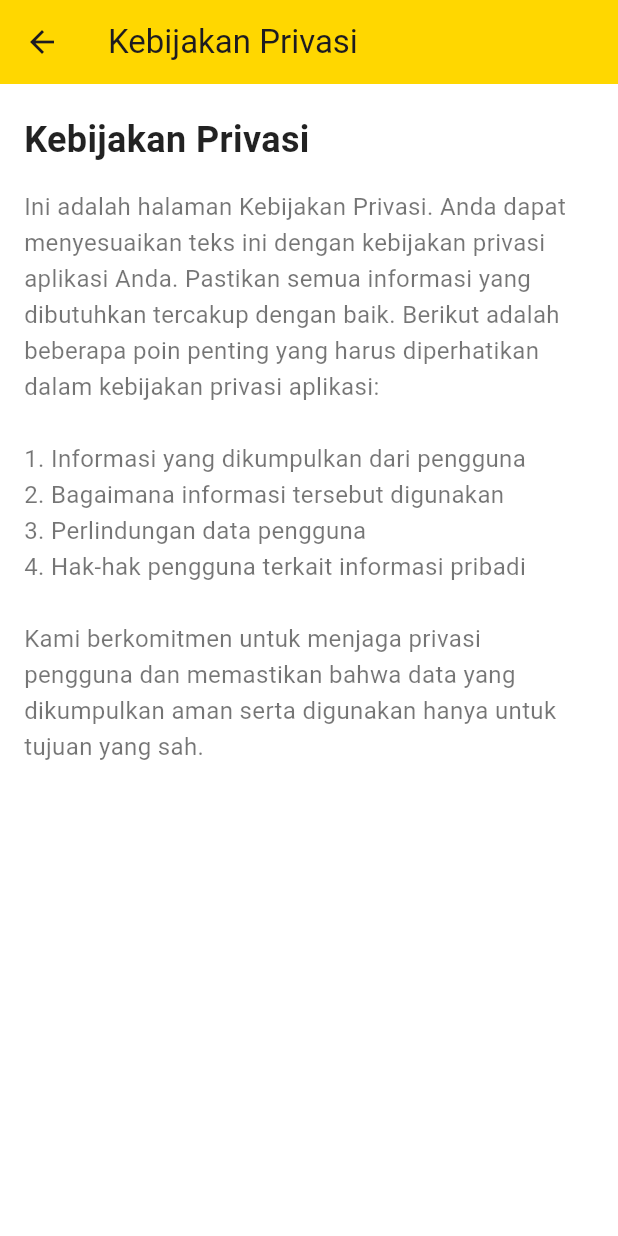
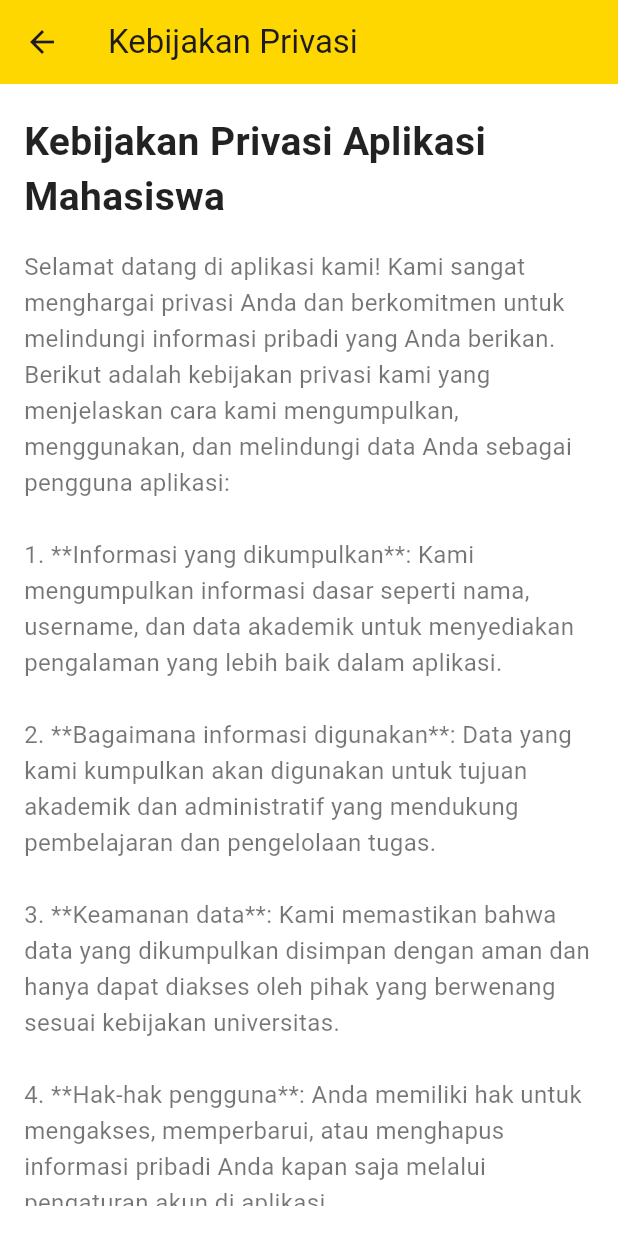
Before and after one commit to Agta01/mobile_dosen, a Flutter app: the PrivacyPolicyPage screen opened directly, on a phone screen of 412 x 824 dp. Run offline on Flutter 3.47's test engine with Material 3 defaults, Android fonts, the light colour scheme and no system bars; our stand-ins replace fl_chart, shared_preferences; accounts and stored records are empty; network calls fail.

Commit message:
mobile perbaikan history, akun, tampilan dashboard

```diff
--- a/lib/api/api_service.dart
+++ b/lib/api/api_service.dart
@@ -19,6 +19,10 @@ Future<Map<String, dynamic>> login(String username, String password) async {
       if (data['success']) {
         SharedPreferences prefs = await SharedPreferences.getInstance();
         prefs.setString('token', data['token']);
+        prefs.setString('id_mahasiswa', data['user']['id_mahasiswa'].toString());
+        prefs.setString('username', data['user']['username']);
+        prefs.setString('nama', data['user']['nama']);
+        prefs.setString('periode_tahun', data['user']['periode_tahun'].toString());
 
         // Check for valid double values before parsing
         double jamAlpha = double.tryParse(data['user']['jam_alpha'].toString()) ?? 0.0;
@@ -43,6 +47,7 @@ Future<Map<String, dynamic>> login(String username, String password) async {
     throw Exception('Error: $e');
   }
 }
+
 
 
 static Future<List<dynamic>> fetchCompetencies() async {
@@ -95,81 +100,6 @@ static Future<List<dynamic>> fetchCompetencies() async {
     throw Exception('Error fetching kompen data: $e');
   }
 }
-// static Future<Map<String, dynamic>> fetchAttendanceData() async {
-//     try {
-//       final response = await http.get(Uri.parse('$baseUrl/kompen'));
-
-//       if (response.statusCode == 200) {
-//         // Assuming the response body contains a JSON object
-//         return jsonDecode(response.body);
-//       } else {
-//         throw Exception('Failed to load attendance data');
-//       }
-//     } catch (e) {
-//       print('Error fetching attendance data: $e');
-//       throw Exception('Error fetching attendance data: $e');
-//     }
-//   }
-
-// Future<int> login(String username, String password) async {
-//     try {
-//       final response = await http.post(
-//         Uri.parse('$baseUrl/login/mahasiswa'),
-//         body: {'username': username, 'password': password},
-//       );
-
-//       print('Response Status Code: ${response.statusCode}');
-//       print('Response Body: ${response.body}');
-
-//       if (response.statusCode == 200) {
-//         final data = jsonDecode(response.body);
-//         if (data['success']) {
-//           // Save token in SharedPreferences
-//           SharedPreferences prefs = await SharedPreferences.getInstance();
-//           prefs.setString('token', data['token']); // Save token
-
-//           // Return user level (id_level) after login
-//           return data['user']['id_level'];
-//         } else {
-//           throw Exception('Login failed');
-//         }
-//       } else {
-//         throw Exception('Server error: ${response.statusCode}');
-//       }
-//     } catch (e) {
-//       print('Error: $e'); // Debugging error
-//       throw Exception('Error: $e');
-//     }
-//   }
-
-//   // Fetch attendance data
-//   static Future<Map<String, dynamic>> fetchAttendanceData() async {
-//     try {
-//       // Get token from SharedPreferences
-//       SharedPreferences prefs = await SharedPreferences.getInstance();
-//       String? token = prefs.getString('token');
-
-//       if (token == null) {
-//         throw Exception('No token found');
-//       }
-
-//       final response = await http.get(
-//         Uri.parse('$baseUrl/user'),
-//         headers: {
-//           'Authorization': 'Bearer $token', // Add token to Authorization header
-//         },
-//       );
-
-//       if (response.statusCode == 200) {
-//         return jsonDecode(response.body);
-//       } else {
-//         throw Exception('Failed to load attendance data');
-//       }
-//     } catch (e) {
-//       print('Error fetching attendance data: $e');
-//       throw Exception('Error fetching attendance data: $e');
-//     }
-//   }
 
 Future<List<Task>> fetchTasks() async {
   try {
@@ -198,4 +128,51 @@ Future<List<Task>> fetchTasks() async {
   }
 }
 
+  // Fungsi untuk mengambil data histori kompen
+  // Future<Map<String, dynamic>> fetchHistoriKompen(String token) async {
+  //   try {
+  //     final response = await http.get(
+  //       Uri.parse('$baseUrl/histori_mahasiswa'),
+  //       headers: {'Authorization': 'Bearer $token'},
+  //     );
+
+  //     if (response.statusCode == 200) {
+  //       final data = jsonDecode(response.body);
+  //       if (data is Map<String, dynamic>) {
+  //         return data; // Mengembalikan seluruh data JSON
+  //       } else {
+  //         throw Exception('Invalid data format');
+  //       }
+  //     } else {
+  //       throw Exception('Failed to load histori kompen');
+  //     }
+  //   } catch (e) {
+  //     throw Exception('Error fetching histori kompen: $e');
+  //   }
+  // }
+
+Future<List<dynamic>> fetchHistoriKompen(
+      String token, String idMahasiswa) async {
+    try {
+      final response = await http.get(
+        Uri.parse('$baseUrl/histori_mahasiswa/list?id_mahasiswa=$idMahasiswa'),
+        headers: {'Authorization': 'Bearer $token'},
+      );
+
+      if (response.statusCode == 200) {
+        final data = jsonDecode(response.body);
+        if (data is List) {
+          return data; // Mengembalikan list histori kompen
+        } else {
+          throw Exception('Format data tidak valid.');
+        }
+      } else {
+        throw Exception(
+            'Gagal memuat histori kompen, kode status: ${response.statusCode}');
+      }
+    } catch (e) {
+      throw Exception('Terjadi kesalahan saat mengambil histori kompen: $e');
+    }
+  }
+
 }
--- a/lib/login.dart
+++ b/lib/login.dart
@@ -2,9 +2,9 @@ import 'package:flutter/material.dart';
 // import 'package:mobile_dosen/mahasiswa/dashboardPage.dart';
 import 'package:mobile_dosen/mahasiswa/mahasiswa_home.dart';
 import 'api/api_service.dart';
-import 'dosen/dosen_home.dart';
+// import 'dosen/dosen_home.dart';
 // import 'mahasiswa/mahasiswa_home.dart';
-import 'admin/admin_home.dart';
+// import 'admin/admin_home.dart';
 
 class LoginPage extends StatefulWidget {
   const LoginPage({super.key});
@@ -159,4 +159,6 @@ class _LoginPageState extends State<LoginPage> {
     _passwordController.dispose();
     super.dispose();
   }
+
+
 }
--- a/lib/mahasiswa/competency_page.dart
+++ b/lib/mahasiswa/competency_page.dart
@@ -20,8 +20,14 @@ class _CompetencyPageState extends State<CompetencyPage> {
   Future<void> fetchCompetencies() async {
     try {
       final fetchedCompetencies = await ApiService.fetchCompetencies();  // Memanggil fungsi dari ApiService
+
+      // Memfilter kompetensi yang statusnya 'setuju'
+      final filteredCompetencies = fetchedCompetencies.where((competency) {
+        return competency['status'] == 'setuju';  // Hanya ambil kompetensi dengan status 'setuju'
+      }).toList();
+
       setState(() {
-        competencies = fetchedCompetencies;  // Menyimpan data kompetensi
+        competencies = filteredCompetencies;  // Menyimpan data kompetensi yang sudah difilter
         isLoading = false;  // Update status loading
       });
     } catch (e) {
@@ -43,7 +49,7 @@ class _CompetencyPageState extends State<CompetencyPage> {
             mainAxisSize: MainAxisSize.min,
             crossAxisAlignment: CrossAxisAlignment.start,
             children: [
-              Text('Nomor Kompetensi: ${competency['nomor_kompen']}'),
+              Text('Nomor Kompen: ${competency['nomor_kompen']}'),
               SizedBox(height: 8),
               Text('Nama Pemberi: ${competency['nama']}'),
               SizedBox(height: 8),
@@ -51,7 +57,7 @@ class _CompetencyPageState extends State<CompetencyPage> {
               SizedBox(height: 8),
               Text('Kuota: ${competency['kuota']}'),
               SizedBox(height: 8),
-              Text('Jam Kompetensi: ${competency['jam_kompen']}'),
+              Text('Jam Kompen: ${competency['jam_kompen']}'),
               SizedBox(height: 8),
               Text('Status: ${competency['status']}'),
             ],
@@ -80,7 +86,7 @@ class _CompetencyPageState extends State<CompetencyPage> {
             Padding(
               padding: EdgeInsets.all(16.0),
               child: Text(
-                'Kompetensi',
+                'Cari Tugas Kompen',
                 style: TextStyle(
                   fontSize: 24.0,
                   fontWeight: FontWeight.bold,
--- a/lib/mahasiswa/privacy_policy.dart
+++ b/lib/mahasiswa/privacy_policy.dart
@@ -6,41 +6,37 @@ class PrivacyPolicyPage extends StatelessWidget {
     return Scaffold(
       appBar: AppBar(
         title: const Text('Kebijakan Privasi'),
-        backgroundColor: const Color(0xFFFFD700), // Warna gold yang eye-catching
-        elevation: 0, // Menghilangkan bayangan di bawah app bar untuk tampilan yang lebih bersih
+        backgroundColor: const Color(0xFFFFD700), // Eye-catching gold color
+        elevation: 0, // Remove shadow for a cleaner look
       ),
       body: Padding(
-        padding: const EdgeInsets.symmetric(horizontal: 16.0, vertical: 20.0), // Padding yang lebih proporsional
+        padding: const EdgeInsets.symmetric(horizontal: 16.0, vertical: 20.0), // Proportional padding
         child: SingleChildScrollView(
           child: Column(
-            crossAxisAlignment: CrossAxisAlignment.start, // Agar teks tidak menjorok ke tengah
+            crossAxisAlignment: CrossAxisAlignment.start, // Align text to the left
             children: <Widget>[
-              // Heading dengan sedikit space
+              // Heading with space for clarity
               Text(
-                'Kebijakan Privasi',
+                'Kebijakan Privasi Aplikasi Mahasiswa',
                 style: TextStyle(
-                  fontSize: 24.0,
+                  fontSize: 26.0,
                   fontWeight: FontWeight.bold,
                   color: Colors.black87,
                 ),
               ),
-              SizedBox(height: 16.0), // Memberikan space antara heading dan isi teks
+              SizedBox(height: 16.0), // Space between heading and text
 
-              // Paragraf dengan teks yang lebih mudah dibaca
+              // Paragraph with easy-to-read text
               Text(
-                'Ini adalah halaman Kebijakan Privasi. Anda dapat menyesuaikan teks ini '
-                'dengan kebijakan privasi aplikasi Anda. Pastikan semua informasi yang '
-                'dibutuhkan tercakup dengan baik. Berikut adalah beberapa poin penting yang harus '
-                'diperhatikan dalam kebijakan privasi aplikasi:\n\n'
-                '1. Informasi yang dikumpulkan dari pengguna\n'
-                '2. Bagaimana informasi tersebut digunakan\n'
-                '3. Perlindungan data pengguna\n'
-                '4. Hak-hak pengguna terkait informasi pribadi\n\n'
-                'Kami berkomitmen untuk menjaga privasi pengguna dan memastikan bahwa data yang '
-                'dikumpulkan aman serta digunakan hanya untuk tujuan yang sah.',
+                'Selamat datang di aplikasi kami! Kami sangat menghargai privasi Anda dan berkomitmen untuk melindungi informasi pribadi yang Anda berikan. Berikut adalah kebijakan privasi kami yang menjelaskan cara kami mengumpulkan, menggunakan, dan melindungi data Anda sebagai pengguna aplikasi:\n\n'
+                '1. **Informasi yang dikumpulkan**: Kami mengumpulkan informasi dasar seperti nama, username, dan data akademik untuk menyediakan pengalaman yang lebih baik dalam aplikasi.\n\n'
+                '2. **Bagaimana informasi digunakan**: Data yang kami kumpulkan akan digunakan untuk tujuan akademik dan administratif yang mendukung pembelajaran dan pengelolaan tugas.\n\n'
+                '3. **Keamanan data**: Kami memastikan bahwa data yang dikumpulkan disimpan dengan aman dan hanya dapat diakses oleh pihak yang berwenang sesuai kebijakan universitas.\n\n'
+                '4. **Hak-hak pengguna**: Anda memiliki hak untuk mengakses, memperbarui, atau menghapus informasi pribadi Anda kapan saja melalui pengaturan akun di aplikasi.\n\n'
+                'Kami berkomitmen untuk menjaga privasi dan keamanan data Anda, serta memastikan bahwa aplikasi ini hanya digunakan untuk tujuan yang sah dan bermanfaat bagi pengalaman belajar Anda.',
                 style: TextStyle(
                   fontSize: 16.0,
-                  height: 1.5, // Mengatur jarak antar baris agar teks lebih mudah dibaca
+                  height: 1.5, // Spacing between lines for readability
                   color: Colors.black54,
                 ),
               ),
```
Also changed, not shown: lib/mahasiswa/account_page.dart (added, +122 -0 lines), lib/mahasiswa/history_notification_page.dart (added, +346 -0 lines), lib/mahasiswa/mahasiswa_home.dart (+6 -5 lines), lib/mahasiswa/settings_page.dart (+9 -1 lines).
